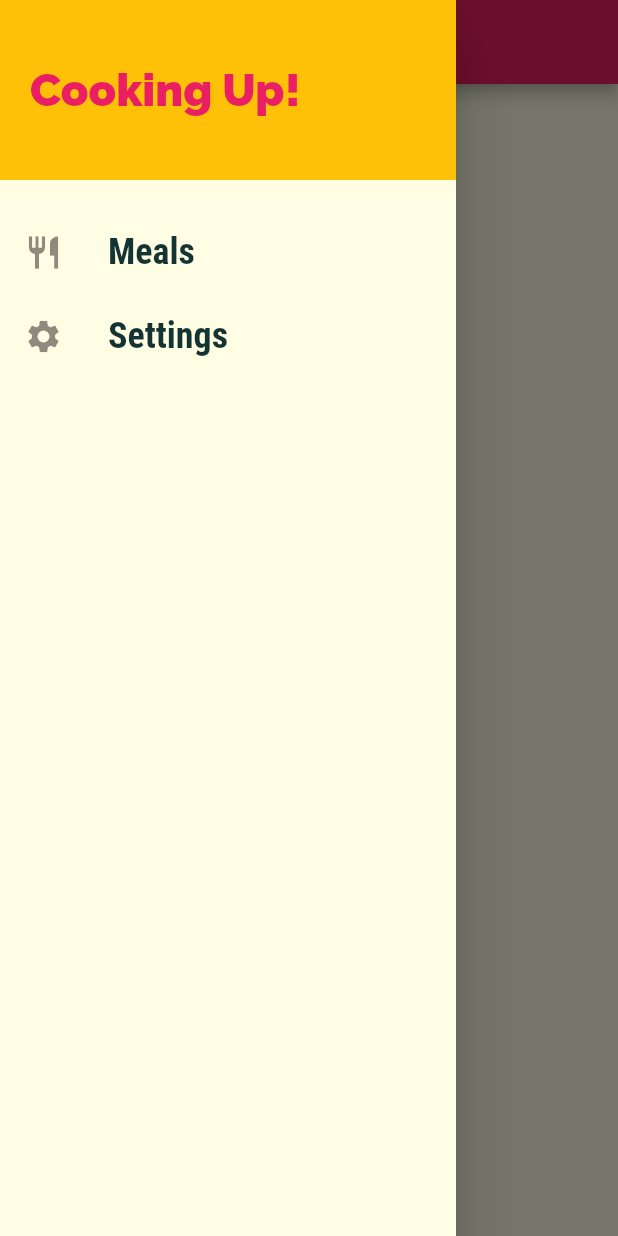
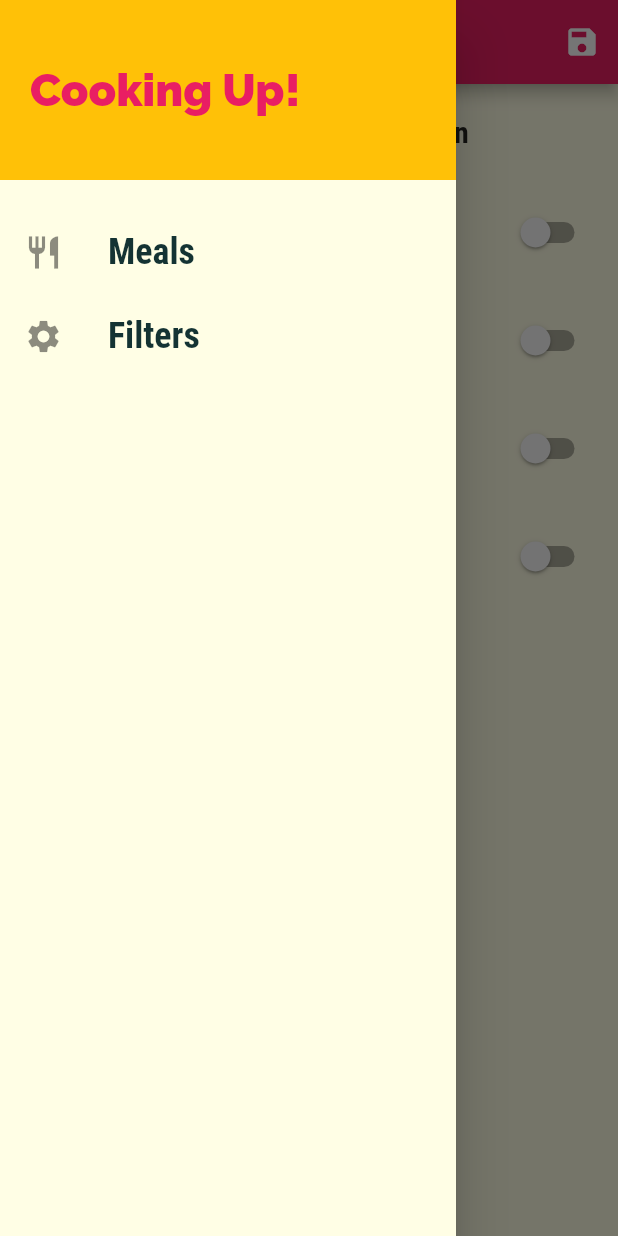
Before and after one commit to FadyWaheed11/DeliFood, a Flutter app: the FilterScreen screen opened by its route, with the side drawer open, on a phone screen of 412 x 824 dp. Run offline on Flutter 3.47's test engine with Material 2 defaults, Android fonts, the phone set to English and light mode, and no system bars.

Commit message:
adding filtering logic

```diff
--- a/lib/main.dart
+++ b/lib/main.dart
@@ -1,3 +1,5 @@
+import 'package:delifood/dummy_data.dart';
+import 'package:delifood/models/meal.dart';
 import 'package:delifood/screens/categories_screen.dart';
 import 'package:delifood/screens/category_meals_screen.dart';
 import 'package:delifood/screens/filter_screen.dart';
@@ -7,8 +9,42 @@ import 'package:flutter/material.dart';
 
 void main() => runApp(MyApp());
 
-class MyApp extends StatelessWidget {
+class MyApp extends StatefulWidget {
   // This widget is the root of your application.
+  @override
+  _MyAppState createState() => _MyAppState();
+}
+
+class _MyAppState extends State<MyApp> {
+  Map<String, bool> _filters = {
+    'gluten': false,
+    'lactose': false,
+    'vegan': false,
+    'vegetarian': false,
+  };
+  List<Meal> _availableMeals = DUMMY_MEALS;
+
+  void _setFilters(Map<String, bool> saveFilters) {
+    setState(() {
+      _filters = saveFilters;
+      _availableMeals = DUMMY_MEALS.where((meal){
+        if(_filters['gluten'] && !meal.isGlutenFree){
+          return false;
+        }
+        if(_filters['lactose'] && !meal.isLactoseFree){
+          return false;
+        }
+        if(_filters['vegan'] && !meal.isVegan){
+          return false;
+        }
+        if(_filters['vegetarian'] && !meal.isVegetarian){
+          return false;
+        }
+        return true;
+      }).toList();
+    });
+  }
+
   @override
   Widget build(BuildContext context) {
     return MaterialApp(
@@ -33,9 +69,9 @@ class MyApp extends StatelessWidget {
       routes: {
         TabsScreen.routeName: (ctx) => TabsScreen(),
         CategoriesScreen.routeName: (ctx) => CategoriesScreen(),
-        CategoryMealsScreen.routeName: (ctx) => CategoryMealsScreen(),
+        CategoryMealsScreen.routeName: (ctx) => CategoryMealsScreen(_availableMeals),
         MealDetailScreen.routeName: (ctx) => MealDetailScreen(),
-        FilterScreen.routeName: (ctx) => FilterScreen(),
+        FilterScreen.routeName: (ctx) => FilterScreen(_filters,_setFilters),
       },
     );
   }
--- a/lib/screens/filter_screen.dart
+++ b/lib/screens/filter_screen.dart
@@ -1,17 +1,102 @@
 import 'package:delifood/widgets/main_drawer.dart';
 import 'package:flutter/material.dart';
 
-class FilterScreen extends StatelessWidget {
+class FilterScreen extends StatefulWidget {
   static const routeName = '/filter_screen';
+  final Function setFilters;
+  final Map<String , bool> filters;
+  FilterScreen(this.filters,this.setFilters);
+
+  @override
+  _FilterScreenState createState() => _FilterScreenState();
+}
+
+class _FilterScreenState extends State<FilterScreen> {
+  bool _glutenFree,
+      _vegetarianFree,
+      _veganFree ,
+      _lactoseFree ;
+
+
+  @override
+  void initState() {
+    _glutenFree = widget.filters['gluten'];
+    _lactoseFree = widget.filters['lactose'];
+    _veganFree = widget.filters['vegan'];
+    _vegetarianFree = widget.filters['vegetarian'];
+    super.initState();
+  }
+
+  Widget _buildSwitchListTile(
+      String title, String subtitle, bool currentValue, Function updateValue) {
+    return SwitchListTile(
+      value: currentValue,
+      onChanged: updateValue,
+      title: Text(title),
+      subtitle: Text(subtitle),
+    );
+  }
 
   @override
   Widget build(BuildContext context) {
     return Scaffold(
       appBar: AppBar(
         title: Text('Your Filters'),
+        actions: <Widget>[
+          IconButton(icon: Icon(Icons.save), onPressed:(){
+            final selectedFilters = {
+              'gluten': _glutenFree,
+              'lactose': _lactoseFree,
+              'vegan': _veganFree,
+              'vegetarian': _vegetarianFree,
+            };
+            widget.setFilters(selectedFilters);
+          } ),
+        ],
       ),
       drawer: MainDrawer(),
-      body: Center(child: Text('Filter Screen')),
+      body: Column(
+        children: <Widget>[
+          Container(
+            padding: const EdgeInsets.all(20.0),
+            child: Text(
+              'Adjust your meal selection',
+              style: Theme.of(context).textTheme.title,
+            ),
+          ),
+          Expanded(
+              child: ListView(
+            children: <Widget>[
+              _buildSwitchListTile(
+                  'Gluten-free', 'Only include gluten-free meals.', _glutenFree,
+                  (newValue) {
+                setState(() {
+                  _glutenFree = newValue;
+                });
+              }),
+              _buildSwitchListTile('Lactose-free',
+                  'Only include lactose-free meals.', _lactoseFree, (newValue) {
+                setState(() {
+                  _lactoseFree = newValue;
+                });
+              }),
+              _buildSwitchListTile('Vegetarian-free',
+                  'Only include gluten-free meals.', _vegetarianFree, (newValue) {
+                setState(() {
+                  _vegetarianFree = newValue;
+                });
+              }),
+              _buildSwitchListTile(
+                  'Vegan-free', 'Only include vegan-free meals.', _veganFree,
+                  (newValue) {
+                setState(() {
+                  _veganFree = newValue;
+                });
+              }),
+            ],
+          ))
+        ],
+      ),
     );
   }
 }
--- a/lib/widgets/main_drawer.dart
+++ b/lib/widgets/main_drawer.dart
@@ -45,7 +45,7 @@ class MainDrawer extends StatelessWidget {
           buildListTile('Meals', Icons.restaurant,(){
             Navigator.pushReplacementNamed(context, TabsScreen.routeName);
           }),
-          buildListTile('Settings', Icons.settings,(){
+          buildListTile('Filters', Icons.settings,(){
             Navigator.pushReplacementNamed(context, FilterScreen.routeName);
           }),
         ],
--- a/lib/widgets/meal_item.dart
+++ b/lib/widgets/meal_item.dart
@@ -9,6 +9,7 @@ class MealItem extends StatelessWidget {
   final int duration;
   final Complexity complexity;
   final Affordability affordability;
+  final Function removeItem;
 
   MealItem({
     @required this.id,
@@ -17,12 +18,15 @@ class MealItem extends StatelessWidget {
     @required this.duration,
     @required this.complexity,
     @required this.affordability,
+    @required this.removeItem,
   });
 
   void selectMeal(BuildContext context) {
     Navigator.pushNamed(context, MealDetailScreen.routeName, arguments: id)
         .then((result) {
-      print(result);
+      if(result != null){
+        removeItem(result);
+      }
     });
   }
 
```
Also changed, not shown: lib/screens/category_meals_screen.dart (+38 -14 lines).
